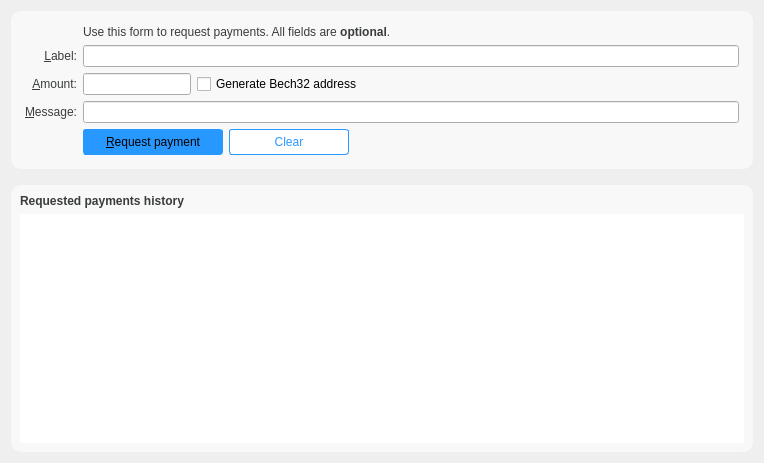
Above: src/qt/forms/receivecoinsdialog.ui from ecoinchain/ecoin before the change. Below: the same form after it.
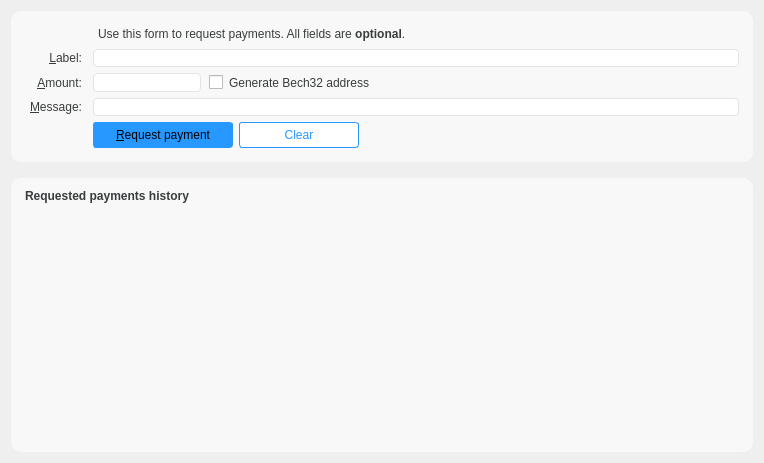
That is the form after the change. Icons and pictures are not drawn. Custom widgets are drawn as their Qt base class.

Diff of the .ui file:
```diff
--- a/src/qt/forms/receivecoinsdialog.ui
+++ b/src/qt/forms/receivecoinsdialog.ui
@@ -37,9 +37,20 @@
 padding : 5px;
 }
 
-QLabel {
+QLabel , QCheckBox {
 	color: rgb(57, 60, 61);
-}</string>
+    border : 0px solid ;
+   border-radius: 4px;
+padding : 2px;
+  
+}
+
+QLineEdit , QComboBox{
+	color: rgb(57, 60, 61);
+    border : 1px solid #E4E4E4 ;
+   border-radius: 4px;
+}
+</string>
   </property>
   <layout class="QVBoxLayout" name="verticalLayout" stretch="0,0,1">
    <item>
@@ -345,16 +356,110 @@
        <widget class="RecentRequestsView" name="recentRequestsView">
         <property name="palette">
          <palette>
-          <active/>
-          <inactive/>
-          <disabled/>
+          <active>
+           <colorrole role="Button">
+            <brush brushstyle="SolidPattern">
+             <color alpha="255">
+              <red>248</red>
+              <green>248</green>
+              <blue>248</blue>
+             </color>
+            </brush>
+           </colorrole>
+           <colorrole role="Base">
+            <brush brushstyle="SolidPattern">
+             <color alpha="255">
+              <red>248</red>
+              <green>248</green>
+              <blue>248</blue>
+             </color>
+            </brush>
+           </colorrole>
+           <colorrole role="Window">
+            <brush brushstyle="SolidPattern">
+             <color alpha="255">
+              <red>248</red>
+              <green>248</green>
+              <blue>248</blue>
+             </color>
+            </brush>
+           </colorrole>
+          </active>
+          <inactive>
+           <colorrole role="Button">
+            <brush brushstyle="SolidPattern">
+             <color alpha="255">
+              <red>248</red>
+              <green>248</green>
+              <blue>248</blue>
+             </color>
+            </brush>
+           </colorrole>
+           <colorrole role="Base">
+            <brush brushstyle="SolidPattern">
+             <color alpha="255">
+              <red>248</red>
+              <green>248</green>
+              <blue>248</blue>
+             </color>
+            </brush>
+           </colorrole>
+           <colorrole role="Window">
+            <brush brushstyle="SolidPattern">
+             <color alpha="255">
+              <red>248</red>
+              <green>248</green>
+              <blue>248</blue>
+             </color>
+            </brush>
+           </colorrole>
+          </inactive>
+          <disabled>
+           <colorrole role="Button">
+            <brush brushstyle="SolidPattern">
+             <color alpha="255">
+              <red>248</red>
+              <green>248</green>
+              <blue>248</blue>
+             </color>
+            </brush>
+           </colorrole>
+           <colorrole role="Base">
+            <brush brushstyle="SolidPattern">
+             <color alpha="255">
+              <red>248</red>
+              <green>248</green>
+              <blue>248</blue>
+             </color>
+            </brush>
+           </colorrole>
+           <colorrole role="Window">
+            <brush brushstyle="SolidPattern">
+             <color alpha="255">
+              <red>248</red>
+              <green>248</green>
+              <blue>248</blue>
+             </color>
+            </brush>
+           </colorrole>
+          </disabled>
          </palette>
         </property>
         <property name="contextMenuPolicy">
          <enum>Qt::CustomContextMenu</enum>
         </property>
         <property name="styleSheet">
-         <string notr="true"/>
+         <string notr="true">
+QHeaderView::section {
+   background-color: rgb(242, 242, 242);
+    border: 0px;
+}
+
+QTableView {
+border-radius: 5px;
+	background-color: rgb(248, 248, 248);
+}
+</string>
         </property>
         <property name="frameShape">
          <enum>QFrame::NoFrame</enum>
```
